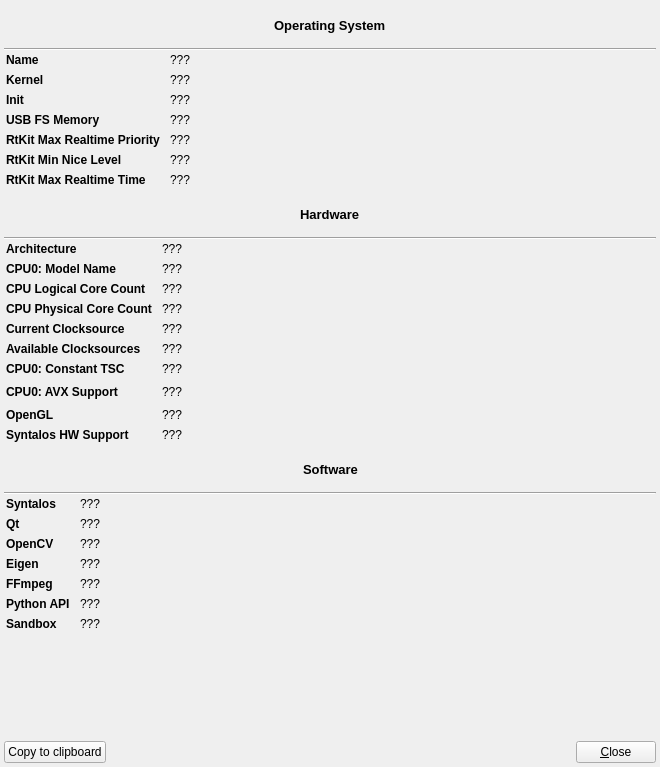
First picture: the form in src/sysinfodialog.ui, repository syntalos/syntalos, before the edit.
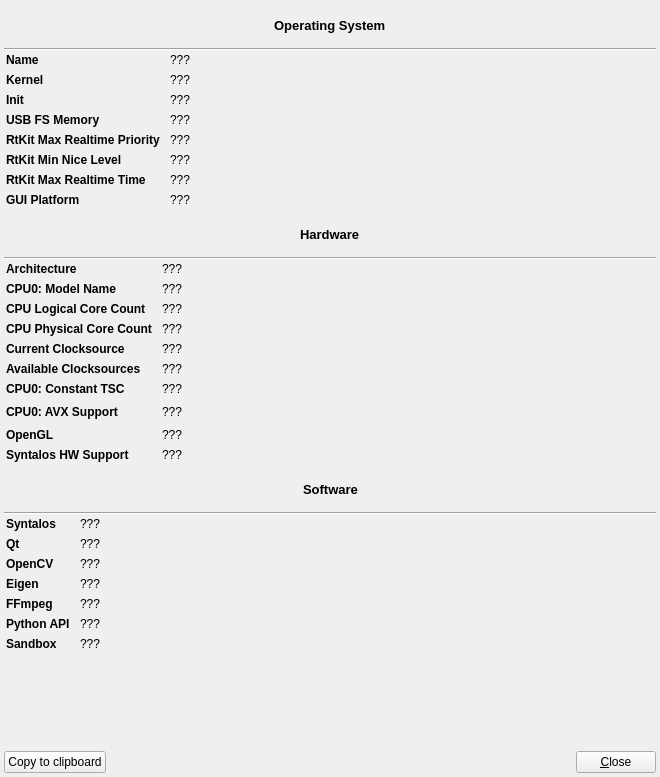
Second picture: the form after the edit. Icons and pictures are not drawn.

```diff
--- a/src/sysinfodialog.ui
+++ b/src/sysinfodialog.ui
@@ -7,7 +7,7 @@
     <x>0</x>
     <y>0</y>
     <width>660</width>
-    <height>767</height>
+    <height>777</height>
    </rect>
   </property>
   <property name="windowTitle">
@@ -289,6 +289,25 @@
           </property>
          </widget>
         </item>
+        <item row="7" column="0">
+         <widget class="QLabel" name="guiPlatformLabel">
+          <property name="font">
+           <font>
+            <bold>true</bold>
+           </font>
+          </property>
+          <property name="text">
+           <string>GUI Platform</string>
+          </property>
+         </widget>
+        </item>
+        <item row="7" column="1">
+         <widget class="QLabel" name="valGuiPlatform">
+          <property name="text">
+           <string>???</string>
+          </property>
+         </widget>
+        </item>
        </layout>
       </item>
      </layout>
@@ -352,7 +371,6 @@
            <property name="font">
             <font>
              <pointsize>10</pointsize>
-             <weight>75</weight>
              <bold>true</bold>
             </font>
            </property>
@@ -418,7 +436,6 @@
          <widget class="QLabel" name="architectureLabel">
           <property name="font">
            <font>
-            <weight>75</weight>
             <bold>true</bold>
            </font>
           </property>
@@ -438,7 +455,6 @@
          <widget class="QLabel" name="cpuModelNameLabel">
           <property name="font">
            <font>
-            <weight>75</weight>
             <bold>true</bold>
            </font>
           </property>
@@ -451,7 +467,6 @@
          <widget class="QLabel" name="valCPU0ModelName">
           <property name="font">
            <font>
-            <weight>50</weight>
             <bold>false</bold>
            </font>
           </property>
@@ -464,7 +479,6 @@
          <widget class="QLabel" name="cpuLogicalCoreCountLabel">
           <property name="font">
            <font>
-            <weight>75</weight>
             <bold>true</bold>
            </font>
           </property>
@@ -484,7 +498,6 @@
          <widget class="QLabel" name="cpuPhysicalCoreCountLabel">
           <property name="font">
            <font>
-            <weight>75</weight>
             <bold>true</bold>
            </font>
           </property>
@@ -504,7 +517,6 @@
          <widget class="QLabel" name="currentClocksourceLabel">
           <property name="font">
            <font>
-            <weight>75</weight>
             <bold>true</bold>
            </font>
           </property>
@@ -531,7 +543,6 @@
          <widget class="QLabel" name="avxSupportLabel">
           <property name="font">
            <font>
-            <weight>75</weight>
             <bold>true</bold>
            </font>
           </property>
@@ -544,7 +555,6 @@
          <widget class="QLabel" name="openGLLabel">
           <property name="font">
            <font>
-            <weight>75</weight>
             <bold>true</bold>
            </font>
           </property>
@@ -564,7 +574,6 @@
          <widget class="QLabel" name="constantTSCLabel">
           <property name="font">
            <font>
-            <weight>75</weight>
             <bold>true</bold>
            </font>
           </property>
@@ -577,7 +586,6 @@
          <widget class="QLabel" name="availableClocksourcesLabel">
           <property name="font">
            <font>
-            <weight>75</weight>
             <bold>true</bold>
            </font>
           </property>
@@ -597,7 +605,6 @@
          <widget class="QLabel" name="syHWSupportLabel">
           <property name="font">
            <font>
-            <weight>75</weight>
             <bold>true</bold>
            </font>
           </property>
@@ -737,7 +744,6 @@
            <property name="font">
             <font>
              <pointsize>10</pointsize>
-             <weight>75</weight>
              <bold>true</bold>
             </font>
            </property>
@@ -803,7 +809,6 @@
          <widget class="QLabel" name="syntalosLabel">
           <property name="font">
            <font>
-            <weight>75</weight>
             <bold>true</bold>
            </font>
           </property>
@@ -823,7 +828,6 @@
          <widget class="QLabel" name="qtLabel">
           <property name="font">
            <font>
-            <weight>75</weight>
             <bold>true</bold>
            </font>
           </property>
@@ -843,7 +847,6 @@
          <widget class="QLabel" name="ocvLabel">
           <property name="font">
            <font>
-            <weight>75</weight>
             <bold>true</bold>
            </font>
           </property>
@@ -863,7 +866,6 @@
          <widget class="QLabel" name="eigenLabel">
           <property name="font">
            <font>
-            <weight>75</weight>
             <bold>true</bold>
            </font>
           </property>
@@ -883,7 +885,6 @@
          <widget class="QLabel" name="ffmpegLabel">
           <property name="font">
            <font>
-            <weight>75</weight>
             <bold>true</bold>
            </font>
           </property>
@@ -903,7 +904,6 @@
          <widget class="QLabel" name="pythonAPILabel">
           <property name="font">
            <font>
-            <weight>75</weight>
             <bold>true</bold>
            </font>
           </property>
@@ -926,7 +926,6 @@
          <widget class="QLabel" name="sandboxLabel">
           <property name="font">
            <font>
-            <weight>75</weight>
             <bold>true</bold>
            </font>
           </property>
```
Left out of the diff: 41 changed lines with no effect on the pictures.
